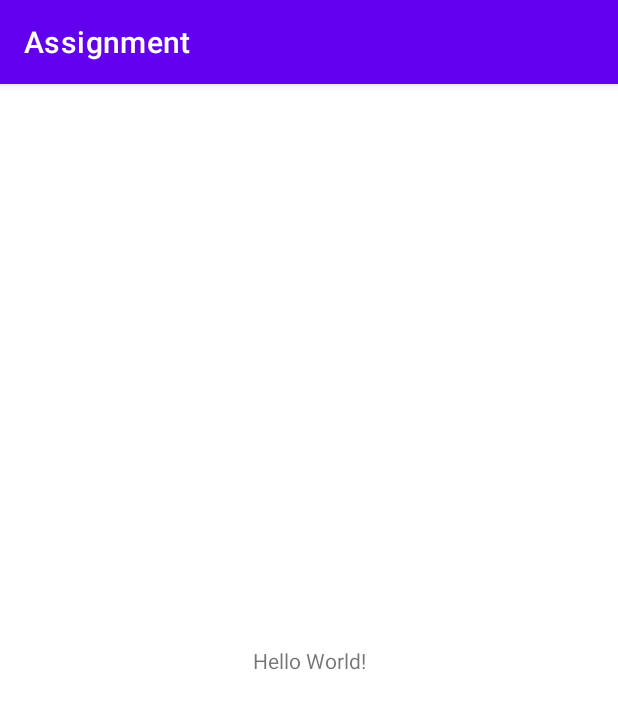
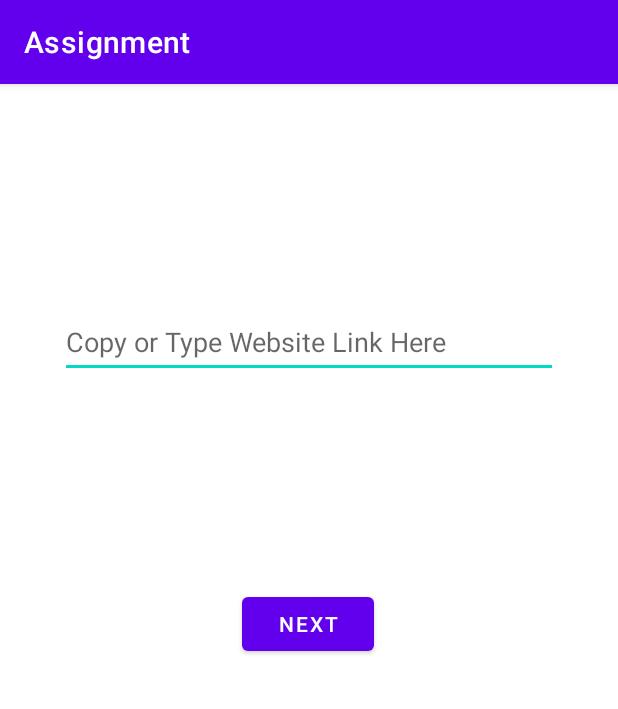
Before and after one commit to CHIRAG-GUPTA-987/Assignment, an Android app: the screen it shows after launch (MainActivity), on a phone screen of 412 x 824 dp. Shown: the top 709 px of the screen. Run offline under Robolectric (Android 15) with nearby library versions, the phone set to English and light mode, and no system bars.

Commit message:
Webview Initialized

```diff
--- a/app/build.gradle
+++ b/app/build.gradle
@@ -30,6 +30,9 @@ android {
     kotlinOptions {
         jvmTarget = '1.8'
     }
+    buildFeatures {
+        viewBinding = true
+    }
 }
 
 dependencies {
--- a/app/src/main/java/com/aditya/assignment/MainActivity.kt
+++ b/app/src/main/java/com/aditya/assignment/MainActivity.kt
@@ -1,11 +1,35 @@
 package com.aditya.assignment
 
+import android.content.Intent
 import androidx.appcompat.app.AppCompatActivity
 import android.os.Bundle
+import android.widget.Toast
+import com.aditya.assignment.databinding.ActivityMainBinding
 
 class MainActivity : AppCompatActivity() {
+    lateinit var binding: ActivityMainBinding
+
     override fun onCreate(savedInstanceState: Bundle?) {
         super.onCreate(savedInstanceState)
-        setContentView(R.layout.activity_main)
+        //Implementing ViewBinding in the activity
+        binding = ActivityMainBinding.inflate(layoutInflater)
+        setContentView(binding.root)
+
+        //This function will call when the user click on the next Button
+        binding.next.setOnClickListener {
+
+            //If Website Link Edit Text is Empty
+            if(binding.websiteLink.text.toString() == "") {
+                Toast.makeText(this@MainActivity, "Please Enter Website Link", Toast.LENGTH_SHORT).show()
+            } else {
+
+                //The app goes to the WebViewActivity
+                val intent = Intent(this@MainActivity, WebViewActivity::class.java)
+                intent.putExtra("WebsiteLink", binding.websiteLink.text.toString())
+                startActivity(intent)
+            }
+        }
+
+
     }
 }
--- a/app/src/main/res/layout/activity_main.xml
+++ b/app/src/main/res/layout/activity_main.xml
@@ -6,13 +6,30 @@
     android:layout_height="match_parent"
     tools:context=".MainActivity">
 
-    <TextView
+    <EditText
+        android:id="@+id/websiteLink"
+        android:layout_width="0dp"
+        android:layout_height="wrap_content"
+        android:layout_marginStart="40dp"
+        android:layout_marginEnd="40dp"
+        android:hint="Copy or Type Website Link Here"
+        android:minHeight="48dp"
+        app:layout_constraintBottom_toBottomOf="parent"
+        app:layout_constraintEnd_toEndOf="parent"
+        app:layout_constraintHorizontal_bias="0.0"
+        app:layout_constraintStart_toStartOf="parent"
+        app:layout_constraintTop_toTopOf="parent"
+        app:layout_constraintVertical_bias="0.206" />
+
+    <com.google.android.material.button.MaterialButton
+        android:id="@+id/next"
         android:layout_width="wrap_content"
         android:layout_height="wrap_content"
-        android:text="Hello World!"
+        android:text="Next"
         app:layout_constraintBottom_toBottomOf="parent"
-        app:layout_constraintEnd_toEndOf="parent"
-        app:layout_constraintStart_toStartOf="parent"
-        app:layout_constraintTop_toTopOf="parent" />
-
+        app:layout_constraintEnd_toEndOf="@+id/websiteLink"
+        app:layout_constraintHorizontal_bias="0.497"
+        app:layout_constraintStart_toStartOf="@+id/websiteLink"
+        app:layout_constraintTop_toBottomOf="@+id/websiteLink"
+        app:layout_constraintVertical_bias="0.267" />
 </androidx.constraintlayout.widget.ConstraintLayout>
```
Also changed, not shown: app/src/main/AndroidManifest.xml (+10 -0 lines), app/src/main/java/com/aditya/assignment/WebViewActivity.kt (added, +25 -0 lines), app/src/main/res/layout/activity_web_view.xml (added, +16 -0 lines).
